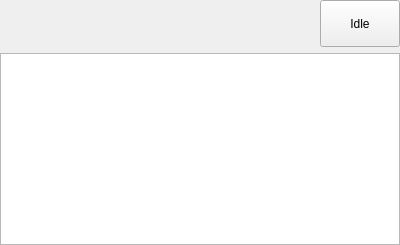
Old version of the form FiducialRegistrationWizard/Widgets/Resources/UI/qSlicerSimpleMarkupsWidget.ui in the repository SlicerIGT/SlicerIGT.
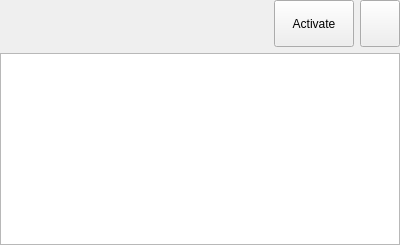
New version of the form. Custom widgets are drawn as their Qt base class.

Commit message: Re #12: Added separate Place button in addition to Active button to clarify functionality.

The edit to the form file:
```diff
--- a/FiducialRegistrationWizard/Widgets/Resources/UI/qSlicerSimpleMarkupsWidget.ui
+++ b/FiducialRegistrationWizard/Widgets/Resources/UI/qSlicerSimpleMarkupsWidget.ui
@@ -70,7 +70,23 @@
         </sizepolicy>
        </property>
        <property name="text">
-        <string>Idle</string>
+        <string>Activate</string>
+       </property>
+       <property name="checkable">
+        <bool>false</bool>
+       </property>
+      </widget>
+     </item>
+     <item>
+      <widget class="QPushButton" name="PlaceButton">
+       <property name="sizePolicy">
+        <sizepolicy hsizetype="Fixed" vsizetype="Expanding">
+         <horstretch>0</horstretch>
+         <verstretch>0</verstretch>
+        </sizepolicy>
+       </property>
+       <property name="text">
+        <string/>
        </property>
        <property name="checkable">
         <bool>true</bool>
```
Left out of the diff: 1 changed line with no effect on the pictures. The commit also changes 3 other files.
